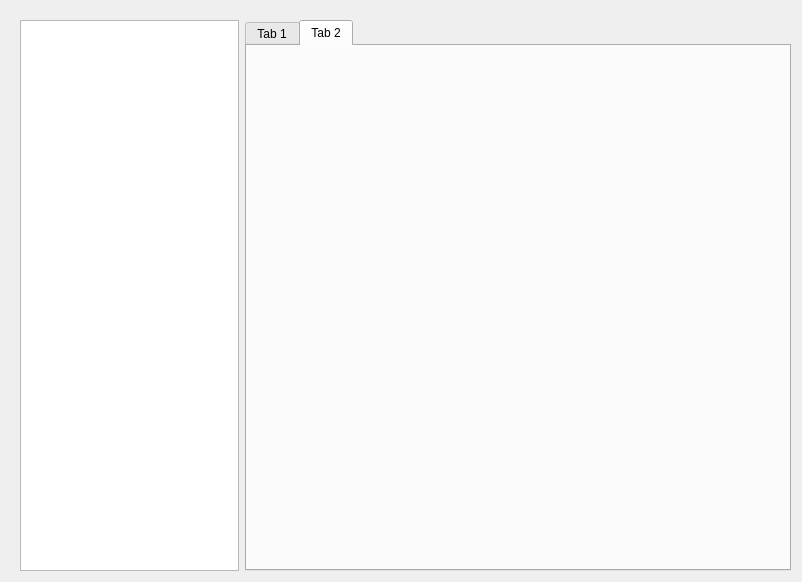
The window that mainpanel.ui (vellw/Qt-mysql-gui) describes before a commit, drawn with Qt 5.
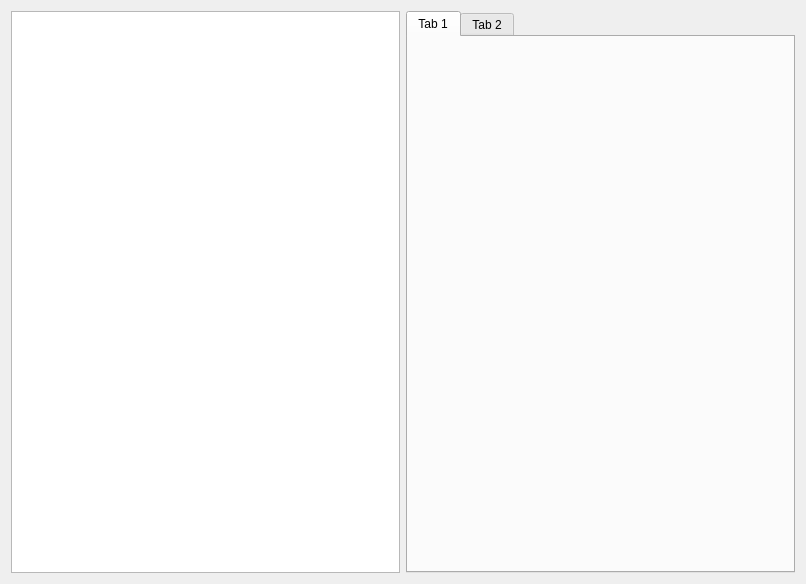
The same window after the commit.

Commit message: 修改workspace_panel

```diff
--- a/mainpanel.ui
+++ b/mainpanel.ui
@@ -6,8 +6,8 @@
    <rect>
     <x>0</x>
     <y>0</y>
-    <width>802</width>
-    <height>582</height>
+    <width>806</width>
+    <height>584</height>
    </rect>
   </property>
   <property name="contextMenuPolicy">
@@ -16,39 +16,34 @@
   <property name="windowTitle">
    <string>Form</string>
   </property>
-  <widget class="QWidget" name="layoutWidget">
-   <property name="geometry">
-    <rect>
-     <x>20</x>
-     <y>20</y>
-     <width>771</width>
-     <height>551</height>
-    </rect>
-   </property>
-   <layout class="QHBoxLayout" name="panel_layout" stretch="2,5">
-    <item>
-     <layout class="QVBoxLayout" name="item_layout" stretch="0">
-      <property name="sizeConstraint">
-       <enum>QLayout::SetDefaultConstraint</enum>
-      </property>
-      <item>
-       <widget class="QTreeView" name="table_list"/>
-      </item>
-     </layout>
-    </item>
-    <item>
-     <layout class="QVBoxLayout" name="view_layout" stretch="0">
-      <item>
-       <widget class="QTabWidget" name="table_tab">
-        <property name="currentIndex">
-         <number>1</number>
-        </property>
-        <widget class="QWidget" name="query_result">
+  <layout class="QGridLayout" name="panel_layout">
+   <item row="0" column="0">
+    <widget class="QTreeView" name="table_list">
+     <property name="minimumSize">
+      <size>
+       <width>280</width>
+       <height>100</height>
+      </size>
+     </property>
+     <property name="maximumSize">
+      <size>
+       <width>391</width>
+       <height>16777215</height>
+      </size>
+     </property>
+     <property name="dragEnabled">
+      <bool>true</bool>
+     </property>
+    </widget>
+   </item>
+   <item row="0" column="1">
+    <widget class="QTabWidget" name="query_tabs">
+     <widget class="QWidget" name="query_first">
          <attribute name="title">
           <string>Tab 1</string>
          </attribute>
         </widget>
-        <widget class="QWidget" name="query_result_next">
+     <widget class="QWidget" name="query_second">
          <attribute name="title">
           <string>Tab 2</string>
          </attribute>
@@ -56,9 +51,6 @@
        </widget>
       </item>
      </layout>
-    </item>
-   </layout>
-  </widget>
  </widget>
  <resources/>
  <connections/>
```
Lines whose indentation alone changed are shown as unchanged. The commit also changes 8 other files.
